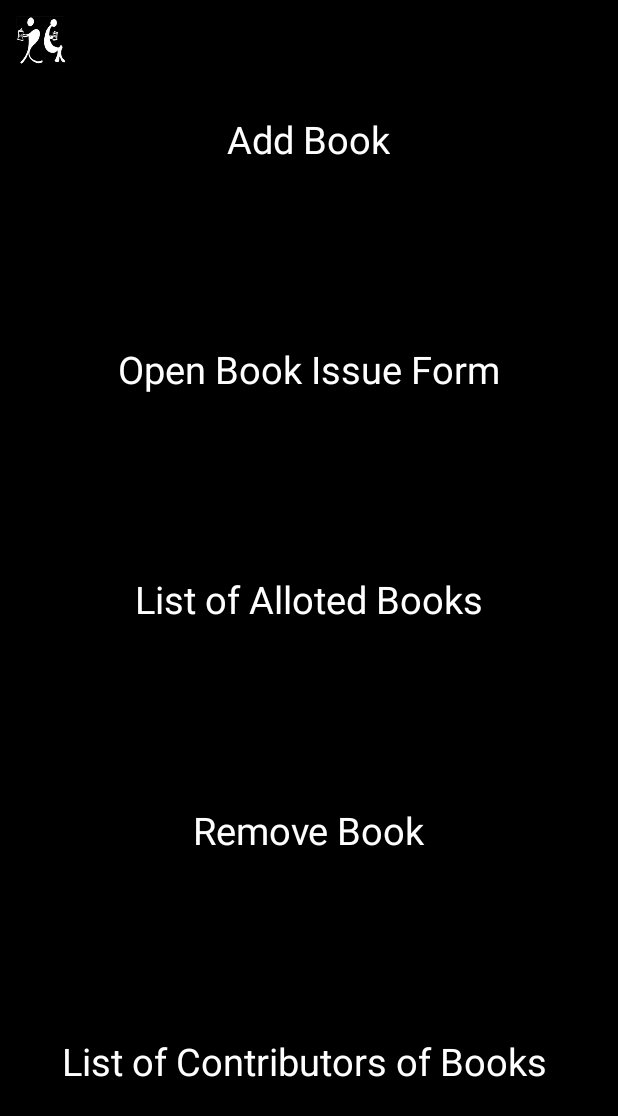
After one commit to vrindasinghal/Reader-s-Guild-App, an Android app: the AdminMainActivity screen opened directly, with no data from a screen before it, on a phone screen of 412 x 824 dp. The commit adds this screen. Shown: the top 1116 px of the screen. Run offline under Robolectric (Android 15) with nearby library versions, the phone set to English and light mode, and no system bars.

Commit message:
18 July'17

```diff
--- a/Reader'sGuild/app/src/main/AndroidManifest.xml
+++ b/Reader'sGuild/app/src/main/AndroidManifest.xml
@@ -29,6 +29,8 @@
 
         <activity android:name=".AdminUserActivity"></activity>
 
+        <activity android:name=".AdminMainActivity"></activity>
+
         <activity android:name=".AdminLoginActivity"></activity>
 
         <activity android:name=".TabActivity"></activity>
--- /dev/null
+++ b/Reader'sGuild/app/src/main/java/com/readersguild/readersguild/AdminMainActivity.java
@@ -0,0 +1,16 @@
+package com.readersguild.readersguild;
+
+import android.os.Bundle;
+import android.support.v7.app.AppCompatActivity;
+
+/**
+ * Created by vrinda on 18-07-2017.
+ */
+
+public class AdminMainActivity extends AppCompatActivity {
+    @Override
+    protected void onCreate(Bundle savedInstanceState) {
+        super.onCreate(savedInstanceState);
+        setContentView(R.layout.activity_admin_main);
+    }
+}
--- /dev/null
+++ b/Reader'sGuild/app/src/main/res/layout/activity_admin_main.xml
@@ -0,0 +1,63 @@
+<?xml version="1.0" encoding="utf-8"?>
+<LinearLayout xmlns:android="http://schemas.android.com/apk/res/android"
+    android:layout_width="match_parent"
+    android:layout_height="match_parent"
+    android:background="#000000"
+    android:orientation="vertical"
+    android:padding="10dp">
+    <ImageView
+        android:layout_width="35dp"
+        android:layout_height="35dp"
+        android:src="@drawable/rg_icon"/>
+
+    <TextView
+        android:layout_width="wrap_content"
+        android:layout_height="wrap_content"
+        android:layout_gravity="center"
+        android:layout_marginTop="30dp"
+        android:layout_weight="1"
+        android:text="Add Book"
+        android:textColor="#ffffff"
+        android:textSize="25sp" />
+
+    <TextView
+        android:layout_width="wrap_content"
+        android:layout_height="wrap_content"
+        android:layout_gravity="center"
+        android:layout_marginTop="30dp"
+        android:layout_weight="1"
+        android:text="Open Book Issue Form"
+        android:textColor="#ffffff"
+        android:textSize="25sp" />
+
+    <TextView
+        android:layout_width="wrap_content"
+        android:layout_height="wrap_content"
+        android:layout_gravity="center"
+        android:layout_marginTop="30dp"
+        android:layout_weight="1"
+        android:text="List of Alloted Books"
+        android:textColor="#ffffff"
+        android:textSize="25sp" />
+
+    <TextView
+        android:layout_width="wrap_content"
+        android:layout_height="wrap_content"
+        android:layout_gravity="center"
+        android:layout_marginTop="30dp"
+        android:layout_weight="1"
+        android:text="Remove Book"
+        android:textColor="#ffffff"
+        android:textSize="25sp" />
+
+    <TextView
+        android:layout_width="wrap_content"
+        android:layout_height="wrap_content"
+        android:layout_gravity="center"
+        android:layout_marginTop="30dp"
+        android:layout_weight="1"
+        android:text="List of Contributors of Books "
+        android:textColor="#ffffff"
+        android:textSize="25sp" />
+
+</LinearLayout>
```
Also changed, not shown: Reader'sGuild/app/src/main/java/com/readersguild/readersguild/AdminLoginActivity.java (+13 -4 lines), Reader'sGuild/app/src/main/java/com/readersguild/readersguild/DataHelpAdminLogin.java (added, +46 -0 lines), Reader'sGuild/app/src/main/java/com/readersguild/readersguild/MyOpenHelper.java (added, +34 -0 lines), Reader'sGuild/app/src/main/java/com/readersguild/readersguild/SplashActivity.java (+9 -0 lines), Reader'sGuild/app/src/main/res/layout/activity_admin_login.xml (added, +70 -0 lines).
